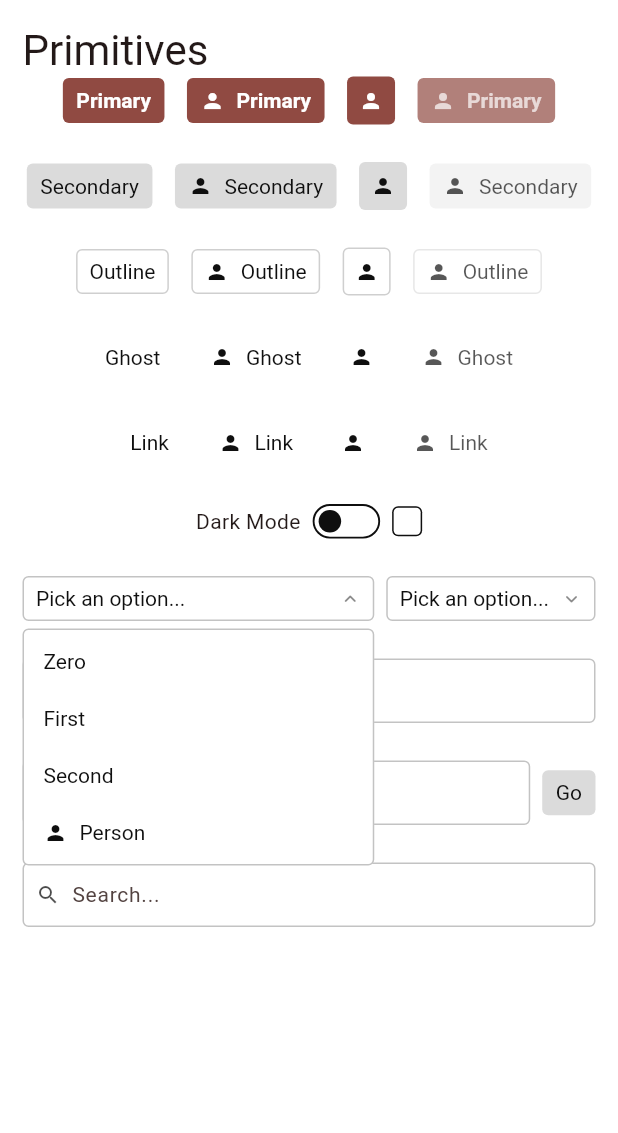
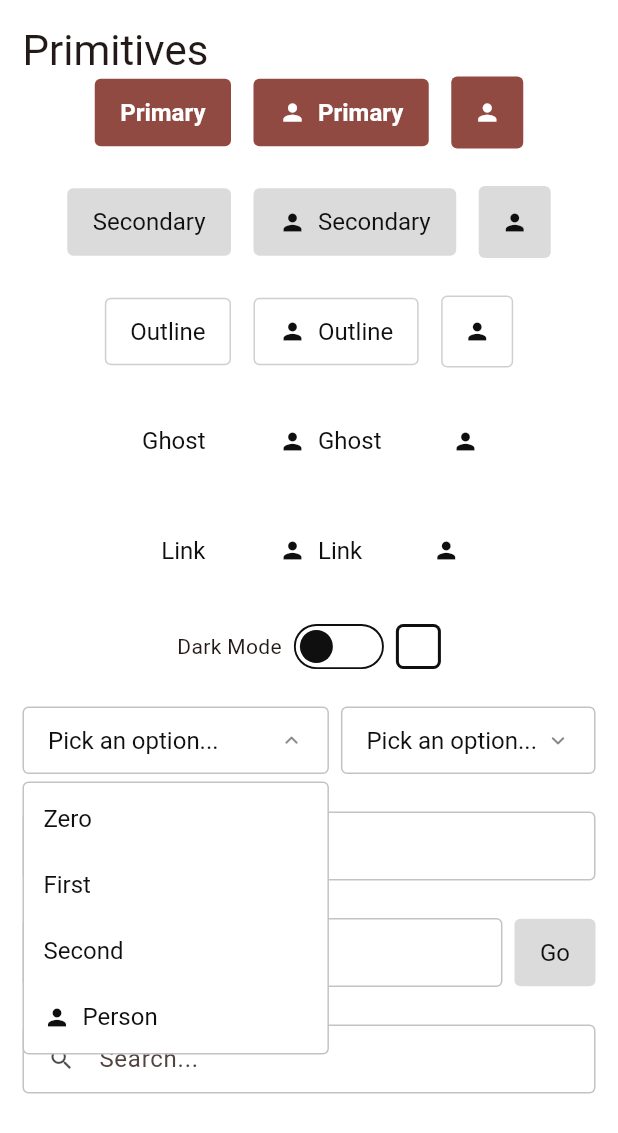
Before and after one commit to AxonDesigns/axon_ui, a Flutter app: the screen it shows after launch, after a tap on "Pick an option...", on a phone screen of 412 x 824 dp. Shown: the top 1133 px of the screen. Run offline on Flutter 3.47's test engine with Material 2 defaults, Android fonts, the phone set to English and light mode, and no system bars.

Commit message:
Added mobile compatibility

```diff
--- a/lib/main.dart
+++ b/lib/main.dart
@@ -82,13 +82,6 @@ class _MainAppState extends State<MainApp> {
                       style: AxonButtonStyle.primary,
                       icon: const Icon(Icons.person),
                     ),
-                    const SizedBox(width: 15),
-                    AxonButton.iconAndText(
-                      onPressed: null,
-                      style: AxonButtonStyle.primary,
-                      icon: const Icon(Icons.person),
-                      text: const Text("Primary"),
-                    ),
                   ],
                 ),
                 const SizedBox(height: 25),
@@ -112,13 +105,6 @@ class _MainAppState extends State<MainApp> {
                       onPressed: () {},
                       style: AxonButtonStyle.secondary,
                       icon: const Icon(Icons.person),
-                    ),
-                    const SizedBox(width: 15),
-                    AxonButton.iconAndText(
-                      onPressed: null,
-                      style: AxonButtonStyle.secondary,
-                      icon: const Icon(Icons.person),
-                      text: const Text("Secondary"),
                     ),
                   ],
                 ),
@@ -144,13 +130,6 @@ class _MainAppState extends State<MainApp> {
                       style: AxonButtonStyle.outline,
                       icon: const Icon(Icons.person),
                     ),
-                    const SizedBox(width: 15),
-                    AxonButton.iconAndText(
-                      onPressed: null,
-                      style: AxonButtonStyle.outline,
-                      icon: const Icon(Icons.person),
-                      text: const Text("Outline"),
-                    ),
                   ],
                 ),
                 const SizedBox(height: 25),
@@ -175,13 +154,6 @@ class _MainAppState extends State<MainApp> {
                       style: AxonButtonStyle.ghost,
                       icon: const Icon(Icons.person),
                     ),
-                    const SizedBox(width: 15),
-                    AxonButton.iconAndText(
-                      onPressed: null,
-                      style: AxonButtonStyle.ghost,
-                      icon: const Icon(Icons.person),
-                      text: const Text("Ghost"),
-                    ),
                   ],
                 ),
                 const SizedBox(height: 25),
@@ -205,13 +177,6 @@ class _MainAppState extends State<MainApp> {
                       onPressed: () {},
                       style: AxonButtonStyle.link,
                       icon: const Icon(Icons.person),
-                    ),
-                    const SizedBox(width: 15),
-                    AxonButton.iconAndText(
-                      onPressed: null,
-                      style: AxonButtonStyle.link,
-                      icon: const Icon(Icons.person),
-                      text: const Text("Link"),
                     ),
                   ],
                 ),
--- a/lib/widgets/axon_theme.dart
+++ b/lib/widgets/axon_theme.dart
@@ -1,19 +1,30 @@
+import 'dart:io';
+
 import 'package:flutter/widgets.dart';
 
 class AxonThemeData {
   final double borderRadius;
   final Duration normalDuration;
   final Duration pressedDuration;
-  final double iconSize;
-  final double fontSize;
+  final double desktopIconSize;
+  final double mobileIconSize;
+  final double desktopFontSize;
+  final double mobileFontSize;
   final Curve curve;
+
+  bool get isMobile => Platform.isAndroid || Platform.isIOS;
+
+  double get fontSize => isMobile ? mobileFontSize : desktopFontSize;
+  double get iconSize => isMobile ? mobileIconSize : desktopIconSize;
 
   const AxonThemeData({
     this.borderRadius = 4,
     this.normalDuration = const Duration(milliseconds: 50),
     this.pressedDuration = const Duration(milliseconds: 0),
-    this.iconSize = 16,
-    this.fontSize = 14,
+    this.desktopIconSize = 16,
+    this.mobileIconSize = 18,
+    this.desktopFontSize = 14,
+    this.mobileFontSize = 16,
     this.curve = Curves.fastEaseInToSlowEaseOut,
   });
 }
--- a/lib/widgets/primitives/axon_base_button.dart
+++ b/lib/widgets/primitives/axon_base_button.dart
@@ -76,7 +76,7 @@ class _AxonButtonBaseState extends State<AxonButtonBase> {
   bool _pressed = false;
   bool _hovered = false;
   //bool _focused = false;
-  late final focusNode;
+  late final FocusNode focusNode;
 
   @override
   void initState() {
--- a/lib/widgets/primitives/axon_button.dart
+++ b/lib/widgets/primitives/axon_button.dart
@@ -79,11 +79,12 @@ class AxonButton extends StatelessWidget {
   @override
   Widget build(BuildContext context) {
     final disabled = onPressed == null;
+
     return AxonButtonBase(
       onPressed: onPressed,
       disabled: disabled,
       focusNode: focusNode,
-      padding: padding,
+      padding: AxonTheme.of(context).isMobile ? EdgeInsets.symmetric(horizontal: padding.horizontal, vertical: padding.vertical) : padding,
       disabledBackgroundColor: _backgroundColor(_AxonButtonState.disabled, context),
       inactiveBackgroundColor: _backgroundColor(_AxonButtonState.inactive, context),
       hoveredBackgroundColor: _backgroundColor(_AxonButtonState.hovered, context),
--- a/lib/widgets/primitives/axon_checkbox.dart
+++ b/lib/widgets/primitives/axon_checkbox.dart
@@ -30,15 +30,23 @@ class _AxonCheckboxState extends State<AxonCheckbox> {
 
     final double sideOffset = widget.checked
         ? _pressed
-            ? 5
+            ? AxonTheme.of(context).isMobile
+                ? 7
+                : 5
             : _hovered
                 ? 4.5
-                : 4
+                : AxonTheme.of(context).isMobile
+                    ? 6
+                    : 4
         : _pressed
-            ? 2
+            ? AxonTheme.of(context).isMobile
+                ? 3
+                : 2
             : _hovered
                 ? 1.5
-                : 1;
+                : AxonTheme.of(context).isMobile
+                    ? 2
+                    : 1;
 
     return FocusableActionDetector(
       focusNode: focusNode,
@@ -54,8 +62,8 @@ class _AxonCheckboxState extends State<AxonCheckbox> {
             AnimatedContainer(
                 duration: _pressed ? AxonTheme.of(context).pressedDuration : duration,
                 curve: curve,
-                width: 20,
-                height: 20,
+                width: AxonTheme.of(context).isMobile ? 30 : 20,
+                height: AxonTheme.of(context).isMobile ? 30 : 20,
                 decoration: BoxDecoration(
                   borderRadius: BorderRadius.circular(AxonTheme.of(context).borderRadius + (sideOffset - 1)),
                   border: Border.all(
--- a/lib/widgets/primitives/axon_combo_box.dart
+++ b/lib/widgets/primitives/axon_combo_box.dart
@@ -106,7 +106,9 @@ class _AxonComboBoxState<T extends dynamic> extends State<AxonComboBox<T>> {
           }
         },
         focusNode: focusNode,
-        padding: widget.padding,
+        padding: AxonTheme.of(context).isMobile
+            ? EdgeInsets.symmetric(horizontal: widget.padding.horizontal, vertical: widget.padding.vertical)
+            : widget.padding,
         disabled: false,
         disabledBackgroundColor: Theme.of(context).colorScheme.onBackground.withOpacity(0.0),
         inactiveBackgroundColor: Theme.of(context).colorScheme.onBackground.withOpacity(0.0),
@@ -158,7 +160,7 @@ class _AxonComboBoxState<T extends dynamic> extends State<AxonComboBox<T>> {
                   : button,
             ),
             Positioned(
-              right: widget.padding.horizontal / 2,
+              right: AxonTheme.of(context).isMobile ? widget.padding.horizontal : widget.padding.horizontal / 2,
               child: IgnorePointer(
                 child: AnimatedRotation(
                   duration: const Duration(milliseconds: 250),
@@ -166,7 +168,7 @@ class _AxonComboBoxState<T extends dynamic> extends State<AxonComboBox<T>> {
                   turns: focusNode.hasFocus ? -1.5 : 0,
                   child: Icon(
                     Icons.keyboard_arrow_down_rounded,
-                    size: 16,
+                    size: AxonTheme.of(context).iconSize,
                     color: Theme.of(context).colorScheme.onBackground.withOpacity(0.5),
                   ),
                 ),
@@ -219,7 +221,7 @@ class _AxonComboBoxState<T extends dynamic> extends State<AxonComboBox<T>> {
       entry = null;
     }
 
-    const double itemHeight = 34;
+    late final double itemHeight = AxonTheme.of(context).isMobile ? 40 : 34;
     const double itemPadding = 4;
     const double offset = 5;
 
@@ -262,6 +264,7 @@ class _AxonComboBoxState<T extends dynamic> extends State<AxonComboBox<T>> {
                           padding: const EdgeInsets.all(4.0),
                           child: ListView.builder(
                             shrinkWrap: true,
+                            padding: EdgeInsets.zero,
                             itemCount: widget.items.length,
                             itemBuilder: (context, index) {
                               final item = widget.items[index];
--- a/lib/widgets/primitives/axon_switch.dart
+++ b/lib/widgets/primitives/axon_switch.dart
@@ -18,8 +18,8 @@ class _AxonSwitchState extends State<AxonSwitch> {
 
   @override
   Widget build(BuildContext context) {
-    const double height = 23;
-    const double width = 45;
+    final double height = AxonTheme.of(context).isMobile ? 30 : 23;
+    final double width = AxonTheme.of(context).isMobile ? 60 : 45;
     final double padding = widget.switched
         ? _pressed
             ? 4
--- a/lib/widgets/primitives/axon_text_field.dart
+++ b/lib/widgets/primitives/axon_text_field.dart
@@ -106,7 +106,7 @@ class _AxonTextFieldState extends State<AxonTextField> {
               onExit: (event) => setState(() => _hovered = false),
               child: Row(
                 children: [
-                  if (widget.prefixBuilder != null) SizedBox(width: widget.prefixPadding),
+                  if (widget.prefixBuilder != null) SizedBox(width: AxonTheme.of(context).isMobile ? widget.prefixPadding * 2 : widget.prefixPadding),
                   if (widget.prefixBuilder != null)
                     Listener(
                         onPointerUp: (event) => _focusNode.requestFocus(),
@@ -130,18 +130,21 @@ class _AxonTextFieldState extends State<AxonTextField> {
                         if (widget.unFocusOnTapOutside && _focusNode.hasFocus) FocusScope.of(context).requestFocus(FocusNode());
                       },
                       style: widget.style ??
-                          const TextStyle(
-                            fontSize: 14,
+                          TextStyle(
+                            fontSize: AxonTheme.of(context).fontSize,
                           ),
                       decoration: InputDecoration(
                         hintText: widget.hintText,
                         hintStyle: widget.hintStyle ??
-                            const TextStyle(
-                              fontSize: 14,
+                            TextStyle(
+                              fontSize: AxonTheme.of(context).fontSize,
                               fontWeight: FontWeight.normal,
                             ),
                         border: InputBorder.none,
-                        contentPadding: EdgeInsets.symmetric(vertical: 4 + widget.padding.vertical, horizontal: widget.padding.horizontal),
+                        contentPadding: EdgeInsets.symmetric(
+                          vertical: 4 + widget.padding.vertical,
+                          horizontal: AxonTheme.of(context).isMobile ? widget.padding.horizontal * 2 : widget.padding.horizontal,
+                        ),
                         isCollapsed: true,
                       ),
                     ),
@@ -160,7 +163,7 @@ class _AxonTextFieldState extends State<AxonTextField> {
                     _focusNode.requestFocus();
                   },
                   child: Padding(
-                    padding: EdgeInsets.only(right: widget.suffixPadding),
+                    padding: EdgeInsets.only(right: AxonTheme.of(context).isMobile ? widget.suffixPadding : widget.suffixPadding / 2),
                     child: widget.suffixBuilder!.call(_controller, _hovered, _focusNode.hasFocus),
                   ),
                 ),
```
